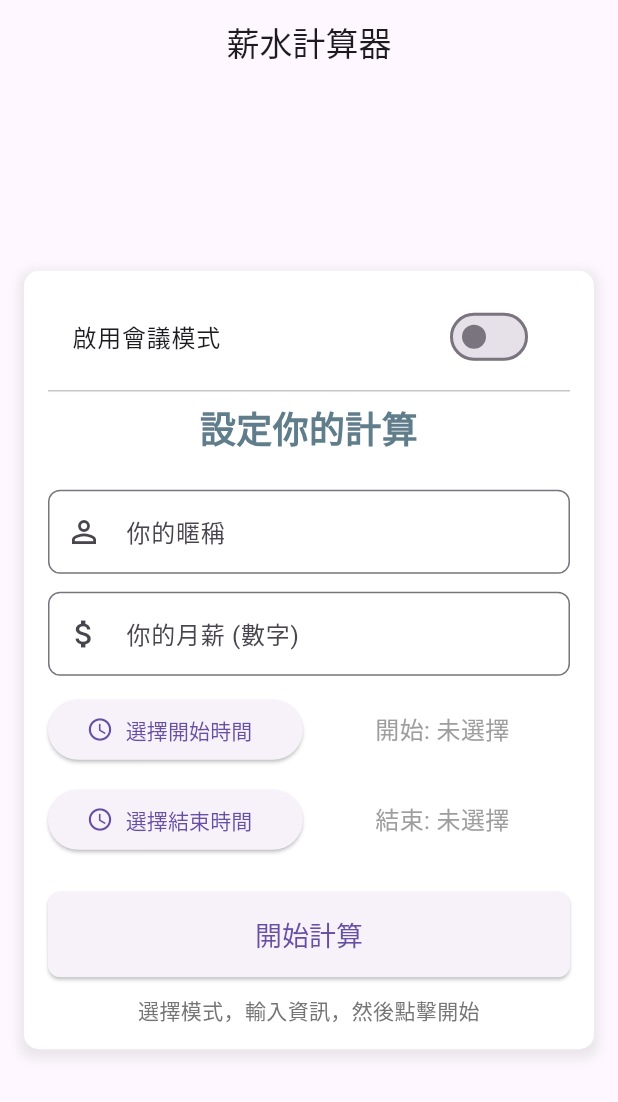
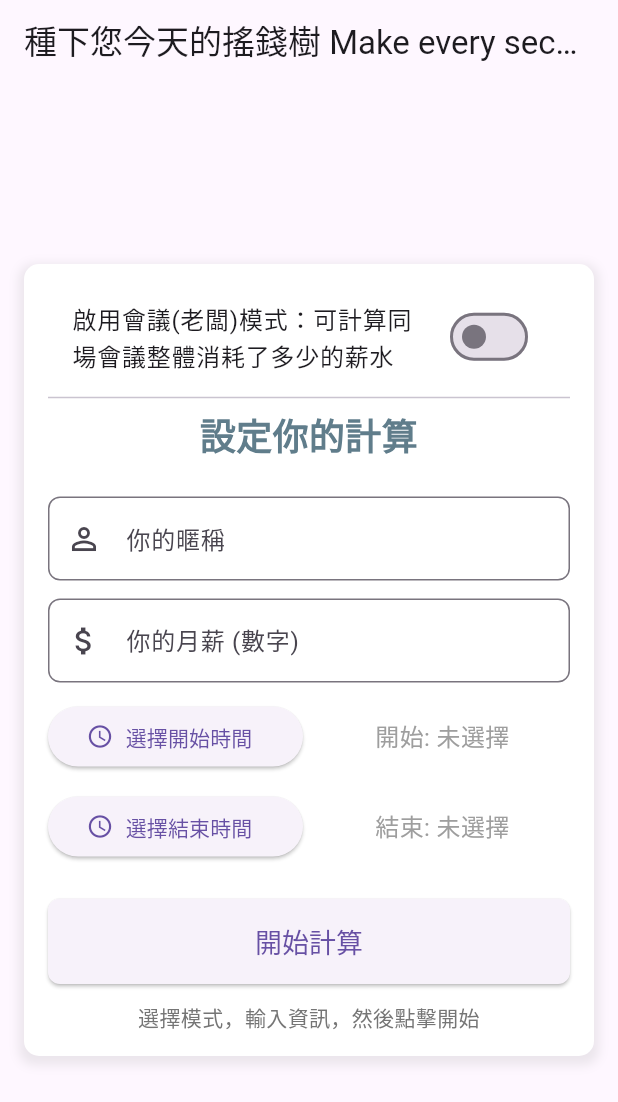
Before and after one commit to d-chien/salary-calculator, a Flutter app: the screen it shows after launch, on a phone screen of 412 x 824 dp. Shown: the top 1102 px of the screen. Run offline on Flutter 3.47's test engine with Material 3 defaults, Android fonts, the phone set to English and light mode, and no system bars; our stand-ins replace community_charts_flutter.

Commit message:
update content: change wording

```diff
--- a/salary_calculator/lib/main.dart
+++ b/salary_calculator/lib/main.dart
@@ -61,7 +61,7 @@ class MyApp extends StatelessWidget {
   @override
   Widget build(BuildContext context) {
     return MaterialApp(
-      title: '薪水計算器',
+      title: '種下您今天的搖錢樹 Make every second counts',
       theme: ThemeData(
         primarySwatch: Colors.blue,
         visualDensity: VisualDensity.adaptivePlatformDensity,
@@ -382,7 +382,7 @@ class _SalaryCalculatorPageState extends State<SalaryCalculatorPage> {
         } else if (isDuringWork) {
            _statusMessage = '工作進行中...';
         } else { // isAfterWork
-           _statusMessage = '恭喜！今天的目標已達成！'; // 工作日結束訊息
+           _statusMessage = '恭喜！今天的搖錢樹已長大！\n今天共賺了${earnings.toStringAsFixed(2)}元'; // 工作日結束訊息
         }
 
         // 如果工作日已經結束，取消定時器
@@ -657,7 +657,7 @@ class _SalaryCalculatorPageState extends State<SalaryCalculatorPage> {
   Widget build(BuildContext context) {
     return Scaffold( // 提供基本的應用程式結構
       appBar: AppBar( // 應用程式頂部欄
-        title: const Text('薪水計算器'), // 標題
+        title: const Text('種下您今天的搖錢樹 Make every second counts'), // 標題
         centerTitle: true, // 標題居中
       ),
       body: Padding( // 為 body 內容添加內邊距
@@ -688,7 +688,7 @@ class _SalaryCalculatorPageState extends State<SalaryCalculatorPage> {
                     children: <Widget>[
                        // --- 模式切換開關 ---
                        SwitchListTile( // 列表項形式的開關
-                          title: const Text('啟用會議模式'), // 標題
+                          title: const Text('啟用會議(老闆)模式：可計算同場會議整體消耗了多少的薪水'), // 標題
                           value: _meetingMode, // 開關的當前值
                           onChanged: (bool value) {
                              // 當開關狀態改變時，重置所有狀態並切換模式
@@ -895,7 +895,7 @@ class _SalaryCalculatorPageState extends State<SalaryCalculatorPage> {
                             const SizedBox(height: 24), // 間距
 
                            Text( // 已賺金額提示文本
-                             '今天已賺到:',
+                             '您的努力為您賺到了:',
                              textAlign: TextAlign.center,
                              style: TextStyle(fontSize: 20, color: Colors.blueGrey[700]),
                            ),
```
